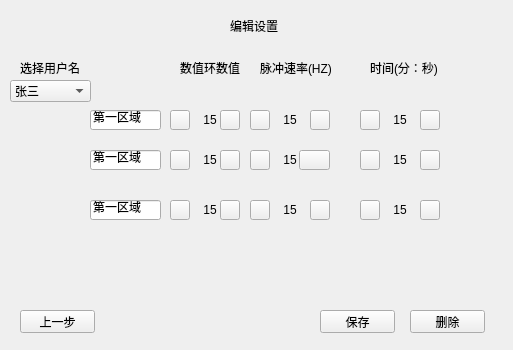
Old version of the form useredit.ui in the repository SongYaoLynn/LanserMedicalManagement.
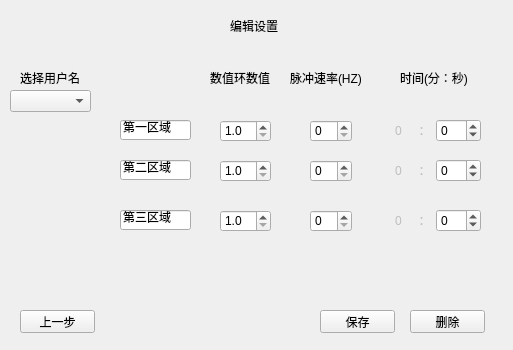
New version of the form. Icons and pictures are not drawn.

Diff of the .ui file:
```diff
--- a/useredit.ui
+++ b/useredit.ui
@@ -13,504 +13,6 @@
   <property name="windowTitle">
    <string>Form</string>
   </property>
-  <widget class="QPushButton" name="add22">
-   <property name="geometry">
-    <rect>
-     <x>250</x>
-     <y>150</y>
-     <width>20</width>
-     <height>20</height>
-    </rect>
-   </property>
-   <property name="styleSheet">
-    <string notr="true">background-image: url(:/new/icons/icons/plus33.png);</string>
-   </property>
-   <property name="text">
-    <string/>
-   </property>
-  </widget>
-  <widget class="QPushButton" name="add12">
-   <property name="geometry">
-    <rect>
-     <x>250</x>
-     <y>110</y>
-     <width>20</width>
-     <height>20</height>
-    </rect>
-   </property>
-   <property name="styleSheet">
-    <string notr="true">background-image: url(:/new/icons/icons/plus33.png);</string>
-   </property>
-   <property name="text">
-    <string/>
-   </property>
-  </widget>
-  <widget class="QLabel" name="label_3">
-   <property name="geometry">
-    <rect>
-     <x>260</x>
-     <y>60</y>
-     <width>71</width>
-     <height>16</height>
-    </rect>
-   </property>
-   <property name="text">
-    <string>脉冲速率(HZ)</string>
-   </property>
-  </widget>
-  <widget class="QPushButton" name="add13">
-   <property name="geometry">
-    <rect>
-     <x>360</x>
-     <y>110</y>
-     <width>20</width>
-     <height>20</height>
-    </rect>
-   </property>
-   <property name="styleSheet">
-    <string notr="true">background-image: url(:/new/icons/icons/plus33.png);</string>
-   </property>
-   <property name="text">
-    <string/>
-   </property>
-  </widget>
-  <widget class="QPushButton" name="minus12">
-   <property name="geometry">
-    <rect>
-     <x>310</x>
-     <y>110</y>
-     <width>20</width>
-     <height>20</height>
-    </rect>
-   </property>
-   <property name="styleSheet">
-    <string notr="true">background-image: url(:/new/icons/icons/minus25.png);</string>
-   </property>
-   <property name="text">
-    <string/>
-   </property>
-  </widget>
-  <widget class="QLabel" name="label_2">
-   <property name="geometry">
-    <rect>
-     <x>180</x>
-     <y>60</y>
-     <width>61</width>
-     <height>16</height>
-    </rect>
-   </property>
-   <property name="text">
-    <string>数值环数值</string>
-   </property>
-  </widget>
-  <widget class="QPushButton" name="add23">
-   <property name="geometry">
-    <rect>
-     <x>360</x>
-     <y>150</y>
-     <width>20</width>
-     <height>20</height>
-    </rect>
-   </property>
-   <property name="styleSheet">
-    <string notr="true">background-image: url(:/new/icons/icons/plus33.png);</string>
-   </property>
-   <property name="text">
-    <string/>
-   </property>
-  </widget>
-  <widget class="QPushButton" name="minus11">
-   <property name="geometry">
-    <rect>
-     <x>220</x>
-     <y>110</y>
-     <width>20</width>
-     <height>20</height>
-    </rect>
-   </property>
-   <property name="styleSheet">
-    <string notr="true">background-image: url(:/new/icons/icons/minus25.png);</string>
-   </property>
-   <property name="text">
-    <string/>
-   </property>
-  </widget>
-  <widget class="QPushButton" name="minus21">
-   <property name="geometry">
-    <rect>
-     <x>220</x>
-     <y>150</y>
-     <width>20</width>
-     <height>20</height>
-    </rect>
-   </property>
-   <property name="styleSheet">
-    <string notr="true">background-image: url(:/new/icons/icons/minus25.png);</string>
-   </property>
-   <property name="text">
-    <string/>
-   </property>
-  </widget>
-  <widget class="QPushButton" name="add31">
-   <property name="geometry">
-    <rect>
-     <x>170</x>
-     <y>200</y>
-     <width>20</width>
-     <height>20</height>
-    </rect>
-   </property>
-   <property name="styleSheet">
-    <string notr="true">background-image: url(:/new/icons/icons/plus33.png);</string>
-   </property>
-   <property name="text">
-    <string/>
-   </property>
-  </widget>
-  <widget class="QPushButton" name="add11">
-   <property name="geometry">
-    <rect>
-     <x>170</x>
-     <y>110</y>
-     <width>20</width>
-     <height>20</height>
-    </rect>
-   </property>
-   <property name="styleSheet">
-    <string notr="true">background-image: url(:/new/icons/icons/plus33.png);</string>
-   </property>
-   <property name="text">
-    <string/>
-   </property>
-  </widget>
-  <widget class="QLabel" name="time2">
-   <property name="geometry">
-    <rect>
-     <x>390</x>
-     <y>150</y>
-     <width>20</width>
-     <height>20</height>
-    </rect>
-   </property>
-   <property name="layoutDirection">
-    <enum>Qt::LeftToRight</enum>
-   </property>
-   <property name="text">
-    <string>15</string>
-   </property>
-   <property name="alignment">
-    <set>Qt::AlignCenter</set>
-   </property>
-  </widget>
-  <widget class="QLabel" name="numRing2">
-   <property name="geometry">
-    <rect>
-     <x>200</x>
-     <y>150</y>
-     <width>20</width>
-     <height>20</height>
-    </rect>
-   </property>
-   <property name="layoutDirection">
-    <enum>Qt::LeftToRight</enum>
-   </property>
-   <property name="text">
-    <string>15</string>
-   </property>
-   <property name="alignment">
-    <set>Qt::AlignCenter</set>
-   </property>
-  </widget>
-  <widget class="QPushButton" name="add21">
-   <property name="geometry">
-    <rect>
-     <x>170</x>
-     <y>150</y>
-     <width>20</width>
-     <height>20</height>
-    </rect>
-   </property>
-   <property name="styleSheet">
-    <string notr="true">background-image: url(:/new/icons/icons/plus33.png);</string>
-   </property>
-   <property name="text">
-    <string/>
-   </property>
-  </widget>
-  <widget class="QPushButton" name="add33">
-   <property name="geometry">
-    <rect>
-     <x>360</x>
-     <y>200</y>
-     <width>20</width>
-     <height>20</height>
-    </rect>
-   </property>
-   <property name="styleSheet">
-    <string notr="true">background-image: url(:/new/icons/icons/plus33.png);</string>
-   </property>
-   <property name="text">
-    <string/>
-   </property>
-  </widget>
-  <widget class="QLabel" name="pluse1">
-   <property name="geometry">
-    <rect>
-     <x>280</x>
-     <y>110</y>
-     <width>20</width>
-     <height>20</height>
-    </rect>
-   </property>
-   <property name="layoutDirection">
-    <enum>Qt::LeftToRight</enum>
-   </property>
-   <property name="text">
-    <string>15</string>
-   </property>
-   <property name="alignment">
-    <set>Qt::AlignCenter</set>
-   </property>
-  </widget>
-  <widget class="QLabel" name="pluse2">
-   <property name="geometry">
-    <rect>
-     <x>280</x>
-     <y>150</y>
-     <width>20</width>
-     <height>20</height>
-    </rect>
-   </property>
-   <property name="layoutDirection">
-    <enum>Qt::LeftToRight</enum>
-   </property>
-   <property name="text">
-    <string>15</string>
-   </property>
-   <property name="alignment">
-    <set>Qt::AlignCenter</set>
-   </property>
-  </widget>
-  <widget class="QPushButton" name="minus13">
-   <property name="geometry">
-    <rect>
-     <x>420</x>
-     <y>110</y>
-     <width>20</width>
-     <height>20</height>
-    </rect>
-   </property>
-   <property name="styleSheet">
-    <string notr="true">background-image: url(:/new/icons/icons/minus25.png);</string>
-   </property>
-   <property name="text">
-    <string/>
-   </property>
-  </widget>
-  <widget class="QLabel" name="time3">
-   <property name="geometry">
-    <rect>
-     <x>390</x>
-     <y>200</y>
-     <width>20</width>
-     <height>20</height>
-    </rect>
-   </property>
-   <property name="layoutDirection">
-    <enum>Qt::LeftToRight</enum>
-   </property>
-   <property name="text">
-    <string>15</string>
-   </property>
-   <property name="alignment">
-    <set>Qt::AlignCenter</set>
-   </property>
-  </widget>
-  <widget class="QLabel" name="numRing3">
-   <property name="geometry">
-    <rect>
-     <x>200</x>
-     <y>200</y>
-     <width>20</width>
-     <height>20</height>
-    </rect>
-   </property>
-   <property name="layoutDirection">
-    <enum>Qt::LeftToRight</enum>
-   </property>
-   <property name="text">
-    <string>15</string>
-   </property>
-   <property name="alignment">
-    <set>Qt::AlignCenter</set>
-   </property>
-  </widget>
-  <widget class="QLabel" name="time1">
-   <property name="geometry">
-    <rect>
-     <x>390</x>
-     <y>110</y>
-     <width>20</width>
-     <height>20</height>
-    </rect>
-   </property>
-   <property name="layoutDirection">
-    <enum>Qt::LeftToRight</enum>
-   </property>
-   <property name="text">
-    <string>15</string>
-   </property>
-   <property name="alignment">
-    <set>Qt::AlignCenter</set>
-   </property>
-  </widget>
-  <widget class="QPushButton" name="minus33">
-   <property name="geometry">
-    <rect>
-     <x>420</x>
-     <y>200</y>
-     <width>20</width>
-     <height>20</height>
-    </rect>
-   </property>
-   <property name="styleSheet">
-    <string notr="true">background-image: url(:/new/icons/icons/minus25.png);</string>
-   </property>
-   <property name="text">
-    <string/>
-   </property>
-  </widget>
-  <widget class="QPushButton" name="minus23">
-   <property name="geometry">
-    <rect>
-     <x>420</x>
-     <y>150</y>
-     <width>20</width>
-     <height>20</height>
-    </rect>
-   </property>
-   <property name="styleSheet">
-    <string notr="true">background-image: url(:/new/icons/icons/minus25.png);</string>
-   </property>
-   <property name="text">
-    <string/>
-   </property>
-  </widget>
-  <widget class="QPushButton" name="minus32">
-   <property name="geometry">
-    <rect>
-     <x>310</x>
-     <y>200</y>
-     <width>20</width>
-     <height>20</height>
-    </rect>
-   </property>
-   <property name="styleSheet">
-    <string notr="true">background-image: url(:/new/icons/icons/minus25.png);</string>
-   </property>
-   <property name="text">
-    <string/>
-   </property>
-  </widget>
-  <widget class="QPushButton" name="minus31">
-   <property name="geometry">
-    <rect>
-     <x>220</x>
-     <y>200</y>
-     <width>20</width>
-     <height>20</height>
-    </rect>
-   </property>
-   <property name="styleSheet">
-    <string notr="true">background-image: url(:/new/icons/icons/minus25.png);</string>
-   </property>
-   <property name="text">
-    <string/>
-   </property>
-  </widget>
-  <widget class="QLabel" name="label_4">
-   <property name="geometry">
-    <rect>
-     <x>370</x>
-     <y>60</y>
-     <width>81</width>
-     <height>16</height>
-    </rect>
-   </property>
-   <property name="text">
-    <string>时间(分：秒)</string>
-   </property>
-  </widget>
-  <widget class="QLabel" name="numRing1">
-   <property name="geometry">
-    <rect>
-     <x>200</x>
-     <y>110</y>
-     <width>20</width>
-     <height>20</height>
-    </rect>
-   </property>
-   <property name="layoutDirection">
-    <enum>Qt::LeftToRight</enum>
-   </property>
-   <property name="text">
-    <string>15</string>
-   </property>
-   <property name="alignment">
-    <set>Qt::AlignCenter</set>
-   </property>
-  </widget>
-  <widget class="QPushButton" name="add32">
-   <property name="geometry">
-    <rect>
-     <x>250</x>
-     <y>200</y>
-     <width>20</width>
-     <height>20</height>
-    </rect>
-   </property>
-   <property name="styleSheet">
-    <string notr="true">background-image: url(:/new/icons/icons/plus33.png);</string>
-   </property>
-   <property name="text">
-    <string/>
-   </property>
-  </widget>
-  <widget class="QPushButton" name="minus22">
-   <property name="geometry">
-    <rect>
-     <x>299</x>
-     <y>150</y>
-     <width>31</width>
-     <height>20</height>
-    </rect>
-   </property>
-   <property name="styleSheet">
-    <string notr="true">background-image: url(:/new/icons/icons/minus25.png);</string>
-   </property>
-   <property name="text">
-    <string/>
-   </property>
-  </widget>
-  <widget class="QLabel" name="pluse3">
-   <property name="geometry">
-    <rect>
-     <x>280</x>
-     <y>200</y>
-     <width>20</width>
-     <height>20</height>
-    </rect>
-   </property>
-   <property name="layoutDirection">
-    <enum>Qt::LeftToRight</enum>
-   </property>
-   <property name="text">
-    <string>15</string>
-   </property>
-   <property name="alignment">
-    <set>Qt::AlignCenter</set>
-   </property>
-  </widget>
   <widget class="QPushButton" name="preBtn">
    <property name="geometry">
     <rect>
@@ -567,7 +69,7 @@
    <property name="geometry">
     <rect>
      <x>20</x>
-     <y>60</y>
+     <y>70</y>
      <width>61</width>
      <height>16</height>
     </rect>
@@ -580,54 +82,400 @@
    <property name="geometry">
     <rect>
      <x>10</x>
-     <y>80</y>
+     <y>90</y>
      <width>81</width>
      <height>22</height>
     </rect>
    </property>
-   <item>
-    <property name="text">
-     <string>张三</string>
-    </property>
-   </item>
+  </widget>
+  <widget class="QLabel" name="label_4">
+   <property name="geometry">
+    <rect>
+     <x>400</x>
+     <y>70</y>
+     <width>81</width>
+     <height>16</height>
+    </rect>
+   </property>
+   <property name="text">
+    <string>时间(分：秒)</string>
+   </property>
+  </widget>
+  <widget class="QWidget" name="horizontalLayoutWidget_3">
+   <property name="geometry">
+    <rect>
+     <x>390</x>
+     <y>200</y>
+     <width>91</width>
+     <height>41</height>
+    </rect>
+   </property>
+   <layout class="QHBoxLayout" name="horizontalLayout_3">
+    <item>
+     <widget class="QLabel" name="item3_3_2">
+      <property name="enabled">
+       <bool>false</bool>
+      </property>
+      <property name="text">
+       <string>0</string>
+      </property>
+      <property name="alignment">
+       <set>Qt::AlignCenter</set>
+      </property>
+     </widget>
+    </item>
+    <item>
+     <widget class="QLabel" name="label_9">
+      <property name="enabled">
+       <bool>false</bool>
+      </property>
+      <property name="text">
+       <string>：</string>
+      </property>
+      <property name="alignment">
+       <set>Qt::AlignCenter</set>
+      </property>
+     </widget>
+    </item>
+    <item alignment="Qt::AlignRight">
+     <widget class="QSpinBox" name="item3_3_1">
+      <property name="focusPolicy">
+       <enum>Qt::NoFocus</enum>
+      </property>
+      <property name="layoutDirection">
+       <enum>Qt::LeftToRight</enum>
+      </property>
+      <property name="buttonSymbols">
+       <enum>QAbstractSpinBox::UpDownArrows</enum>
+      </property>
+      <property name="suffix">
+       <string/>
+      </property>
+      <property name="minimum">
+       <number>-15</number>
+      </property>
+      <property name="maximum">
+       <number>60</number>
+      </property>
+      <property name="singleStep">
+       <number>15</number>
+      </property>
+     </widget>
+    </item>
+   </layout>
+  </widget>
+  <widget class="QWidget" name="horizontalLayoutWidget_2">
+   <property name="geometry">
+    <rect>
+     <x>390</x>
+     <y>150</y>
+     <width>91</width>
+     <height>41</height>
+    </rect>
+   </property>
+   <layout class="QHBoxLayout" name="horizontalLayout_2">
+    <item>
+     <widget class="QLabel" name="item2_3_2">
+      <property name="enabled">
+       <bool>false</bool>
+      </property>
+      <property name="text">
+       <string>0</string>
+      </property>
+      <property name="alignment">
+       <set>Qt::AlignCenter</set>
+      </property>
+     </widget>
+    </item>
+    <item>
+     <widget class="QLabel" name="label_7">
+      <property name="enabled">
+       <bool>false</bool>
+      </property>
+      <property name="text">
+       <string>：</string>
+      </property>
+      <property name="alignment">
+       <set>Qt::AlignCenter</set>
+      </property>
+     </widget>
+    </item>
+    <item alignment="Qt::AlignRight">
+     <widget class="QSpinBox" name="item2_3_1">
+      <property name="focusPolicy">
+       <enum>Qt::NoFocus</enum>
+      </property>
+      <property name="layoutDirection">
+       <enum>Qt::LeftToRight</enum>
+      </property>
+      <property name="buttonSymbols">
+       <enum>QAbstractSpinBox::UpDownArrows</enum>
+      </property>
+      <property name="suffix">
+       <string/>
+      </property>
+      <property name="minimum">
+       <number>-15</number>
+      </property>
+      <property name="maximum">
+       <number>60</number>
+      </property>
+      <property name="singleStep">
+       <number>15</number>
+      </property>
+     </widget>
+    </item>
+   </layout>
+  </widget>
+  <widget class="QDoubleSpinBox" name="item1_1">
+   <property name="geometry">
+    <rect>
+     <x>220</x>
+     <y>120</y>
+     <width>51</width>
+     <height>22</height>
+    </rect>
+   </property>
+   <property name="focusPolicy">
+    <enum>Qt::NoFocus</enum>
+   </property>
+   <property name="decimals">
+    <number>1</number>
+   </property>
+   <property name="minimum">
+    <double>1.000000000000000</double>
+   </property>
+   <property name="maximum">
+    <double>15.000000000000000</double>
+   </property>
+   <property name="singleStep">
+    <double>0.500000000000000</double>
+   </property>
+  </widget>
+  <widget class="QSpinBox" name="item1_2">
+   <property name="geometry">
+    <rect>
+     <x>310</x>
+     <y>120</y>
+     <width>42</width>
+     <height>22</height>
+    </rect>
+   </property>
+   <property name="focusPolicy">
+    <enum>Qt::NoFocus</enum>
+   </property>
+   <property name="maximum">
+    <number>1</number>
+   </property>
+  </widget>
+  <widget class="QSpinBox" name="item2_2">
+   <property name="geometry">
+    <rect>
+     <x>310</x>
+     <y>160</y>
+     <width>42</width>
+     <height>22</height>
+    </rect>
+   </property>
+   <property name="focusPolicy">
+    <enum>Qt::NoFocus</enum>
+   </property>
+   <property name="maximum">
+    <number>1</number>
+   </property>
+  </widget>
+  <widget class="QLabel" name="label_2">
+   <property name="geometry">
+    <rect>
+     <x>210</x>
+     <y>70</y>
+     <width>61</width>
+     <height>16</height>
+    </rect>
+   </property>
+   <property name="text">
+    <string>数值环数值</string>
+   </property>
+  </widget>
+  <widget class="QDoubleSpinBox" name="item3_1">
+   <property name="geometry">
+    <rect>
+     <x>220</x>
+     <y>210</y>
+     <width>51</width>
+     <height>22</height>
+    </rect>
+   </property>
+   <property name="focusPolicy">
+    <enum>Qt::NoFocus</enum>
+   </property>
+   <property name="decimals">
+    <number>1</number>
+   </property>
+   <property name="minimum">
+    <double>1.000000000000000</double>
+   </property>
+   <property name="maximum">
+    <double>15.000000000000000</double>
+   </property>
+   <property name="singleStep">
+    <double>0.500000000000000</double>
+   </property>
+  </widget>
+  <widget class="QLineEdit" name="areaEdit1">
+   <property name="geometry">
+    <rect>
+     <x>120</x>
+     <y>120</y>
+     <width>71</width>
+     <height>20</height>
+    </rect>
+   </property>
+   <property name="text">
+    <string>第一区域</string>
+   </property>
+  </widget>
+  <widget class="QWidget" name="horizontalLayoutWidget">
+   <property name="geometry">
+    <rect>
+     <x>390</x>
+     <y>110</y>
+     <width>91</width>
+     <height>41</height>
+    </rect>
+   </property>
+   <layout class="QHBoxLayout" name="horizontalLayout">
+    <item>
+     <widget class="QLabel" name="item1_3_2">
+      <property name="enabled">
+       <bool>false</bool>
+      </property>
+      <property name="text">
+       <string>0</string>
+      </property>
+      <property name="alignment">
+       <set>Qt::AlignCenter</set>
+      </property>
+     </widget>
+    </item>
+    <item>
+     <widget class="QLabel" name="label_6">
+      <property name="enabled">
+       <bool>false</bool>
+      </property>
+      <property name="text">
+       <string>：</string>
+      </property>
+      <property name="alignment">
+       <set>Qt::AlignCenter</set>
+      </property>
+     </widget>
+    </item>
+    <item alignment="Qt::AlignRight">
+     <widget class="QSpinBox" name="item1_3_1">
+      <property name="focusPolicy">
+       <enum>Qt::NoFocus</enum>
+      </property>
+      <property name="layoutDirection">
+       <enum>Qt::LeftToRight</enum>
+      </property>
+      <property name="buttonSymbols">
+       <enum>QAbstractSpinBox::UpDownArrows</enum>
+      </property>
+      <property name="suffix">
+       <string/>
+      </property>
+      <property name="minimum">
+       <number>-15</number>
+      </property>
+      <property name="maximum">
+       <number>60</number>
+      </property>
+      <property name="singleStep">
+       <number>15</number>
+      </property>
+     </widget>
+    </item>
+   </layout>
   </widget>
   <widget class="QLineEdit" name="areaEdit2">
    <property name="geometry">
     <rect>
-     <x>90</x>
-     <y>150</y>
+     <x>120</x>
+     <y>160</y>
      <width>71</width>
      <height>20</height>
     </rect>
    </property>
    <property name="text">
-    <string>第一区域</string>
+    <string>第二区域</string>
+   </property>
+  </widget>
+  <widget class="QLabel" name="label_3">
+   <property name="geometry">
+    <rect>
+     <x>290</x>
+     <y>70</y>
+     <width>71</width>
+     <height>16</height>
+    </rect>
+   </property>
+   <property name="text">
+    <string>脉冲速率(HZ)</string>
    </property>
   </widget>
   <widget class="QLineEdit" name="areaEdit3">
    <property name="geometry">
     <rect>
-     <x>90</x>
-     <y>200</y>
+     <x>120</x>
+     <y>210</y>
      <width>71</width>
      <height>20</height>
     </rect>
    </property>
    <property name="text">
-    <string>第一区域</string>
+    <string>第三区域</string>
    </property>
   </widget>
-  <widget class="QLineEdit" name="areaEdit1">
+  <widget class="QDoubleSpinBox" name="item2_1">
    <property name="geometry">
     <rect>
-     <x>90</x>
-     <y>110</y>
-     <width>71</width>
-     <height>20</height>
+     <x>220</x>
+     <y>160</y>
+     <width>51</width>
+     <height>22</height>
     </rect>
    </property>
-   <property name="text">
-    <string>第一区域</string>
+   <property name="focusPolicy">
+    <enum>Qt::NoFocus</enum>
+   </property>
+   <property name="decimals">
+    <number>1</number>
+   </property>
+   <property name="minimum">
+    <double>1.000000000000000</double>
+   </property>
+   <property name="maximum">
+    <double>15.000000000000000</double>
+   </property>
+   <property name="singleStep">
+    <double>0.500000000000000</double>
+   </property>
+  </widget>
+  <widget class="QSpinBox" name="item3_2">
+   <property name="geometry">
+    <rect>
+     <x>310</x>
+     <y>210</y>
+     <width>42</width>
+     <height>22</height>
+    </rect>
+   </property>
+   <property name="focusPolicy">
+    <enum>Qt::NoFocus</enum>
+   </property>
+   <property name="maximum">
+    <number>1</number>
    </property>
   </widget>
  </widget>
```
Left out of the diff: 2 changed lines with no effect on the pictures.
